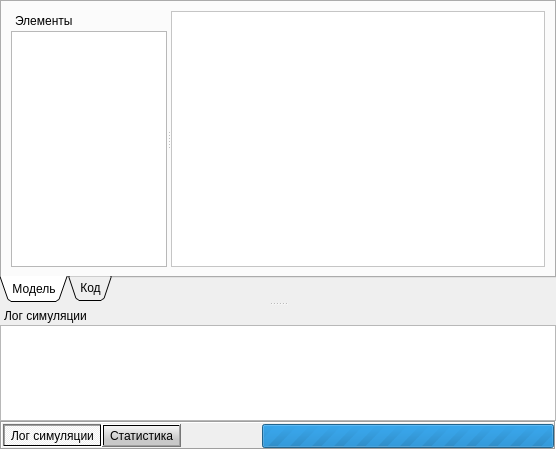
Qt form interface/document.ui (alekseyl1992/qmb) before a commit.
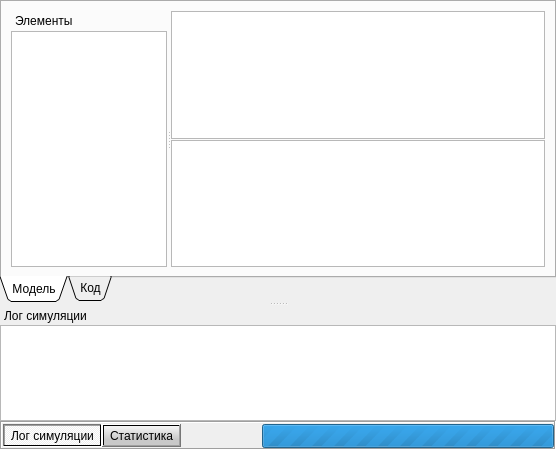
The same form after that commit.

Commit message: Теперь диалог свойств элемента соединён со сценой сплиттером.

Diff of the .ui file:
```diff
--- a/interface/document.ui
+++ b/interface/document.ui
@@ -56,98 +56,7 @@
        </attribute>
        <layout class="QGridLayout" name="gridLayout_5">
         <item row="0" column="0">
-         <widget class="QSplitter" name="splitter">
-          <property name="palette">
-           <palette>
-            <active>
-             <colorrole role="Button">
-              <brush brushstyle="SolidPattern">
-               <color alpha="255">
-                <red>255</red>
-                <green>255</green>
-                <blue>255</blue>
-               </color>
-              </brush>
-             </colorrole>
-             <colorrole role="Base">
-              <brush brushstyle="SolidPattern">
-               <color alpha="255">
-                <red>255</red>
-                <green>255</green>
-                <blue>255</blue>
-               </color>
-              </brush>
-             </colorrole>
-             <colorrole role="Window">
-              <brush brushstyle="SolidPattern">
-               <color alpha="255">
-                <red>255</red>
-                <green>255</green>
-                <blue>255</blue>
-               </color>
-              </brush>
-             </colorrole>
-            </active>
-            <inactive>
-             <colorrole role="Button">
-              <brush brushstyle="SolidPattern">
-               <color alpha="255">
-                <red>255</red>
-                <green>255</green>
-                <blue>255</blue>
-               </color>
-              </brush>
-             </colorrole>
-             <colorrole role="Base">
-              <brush brushstyle="SolidPattern">
-               <color alpha="255">
-                <red>255</red>
-                <green>255</green>
-                <blue>255</blue>
-               </color>
-              </brush>
-             </colorrole>
-             <colorrole role="Window">
-              <brush brushstyle="SolidPattern">
-               <color alpha="255">
-                <red>255</red>
-                <green>255</green>
-                <blue>255</blue>
-               </color>
-              </brush>
-             </colorrole>
-            </inactive>
-            <disabled>
-             <colorrole role="Button">
-              <brush brushstyle="SolidPattern">
-               <color alpha="255">
-                <red>255</red>
-                <green>255</green>
-                <blue>255</blue>
-               </color>
-              </brush>
-             </colorrole>
-             <colorrole role="Base">
-              <brush brushstyle="SolidPattern">
-               <color alpha="255">
-                <red>255</red>
-                <green>255</green>
-                <blue>255</blue>
-               </color>
-              </brush>
-             </colorrole>
-             <colorrole role="Window">
-              <brush brushstyle="SolidPattern">
-               <color alpha="255">
-                <red>255</red>
-                <green>255</green>
-                <blue>255</blue>
-               </color>
-              </brush>
-             </colorrole>
-            </disabled>
-           </palette>
-          </property>
+         <widget class="QSplitter" name="splitter_3">
           <property name="orientation">
            <enum>Qt::Horizontal</enum>
           </property>
@@ -250,6 +159,16 @@
             </layout>
            </widget>
           </widget>
+          <widget class="QSplitter" name="propSceneSplitter">
+           <property name="orientation">
+            <enum>Qt::Vertical</enum>
+           </property>
+           <property name="opaqueResize">
+            <bool>true</bool>
+           </property>
+           <property name="handleWidth">
+            <number>1</number>
+           </property>
           <widget class="QGraphicsView" name="graphicsView">
            <property name="sizePolicy">
             <sizepolicy hsizetype="Expanding" vsizetype="Expanding">
@@ -272,6 +191,27 @@
            <property name="rubberBandSelectionMode">
             <enum>Qt::IntersectsItemShape</enum>
            </property>
+           </widget>
+           <widget class="QTreeView" name="propView">
+            <property name="sizePolicy">
+             <sizepolicy hsizetype="Expanding" vsizetype="Preferred">
+              <horstretch>0</horstretch>
+              <verstretch>0</verstretch>
+             </sizepolicy>
+            </property>
+            <property name="tabKeyNavigation">
+             <bool>true</bool>
+            </property>
+            <property name="selectionBehavior">
+             <enum>QAbstractItemView::SelectItems</enum>
+            </property>
+            <property name="indentation">
+             <number>10</number>
+            </property>
+            <property name="rootIsDecorated">
+             <bool>false</bool>
+            </property>
+           </widget>
           </widget>
          </widget>
         </item>
```
Left out of the diff: 2 changed lines with no effect on the pictures. Lines whose indentation alone changed are shown as unchanged. The commit also changes 2 other files.
